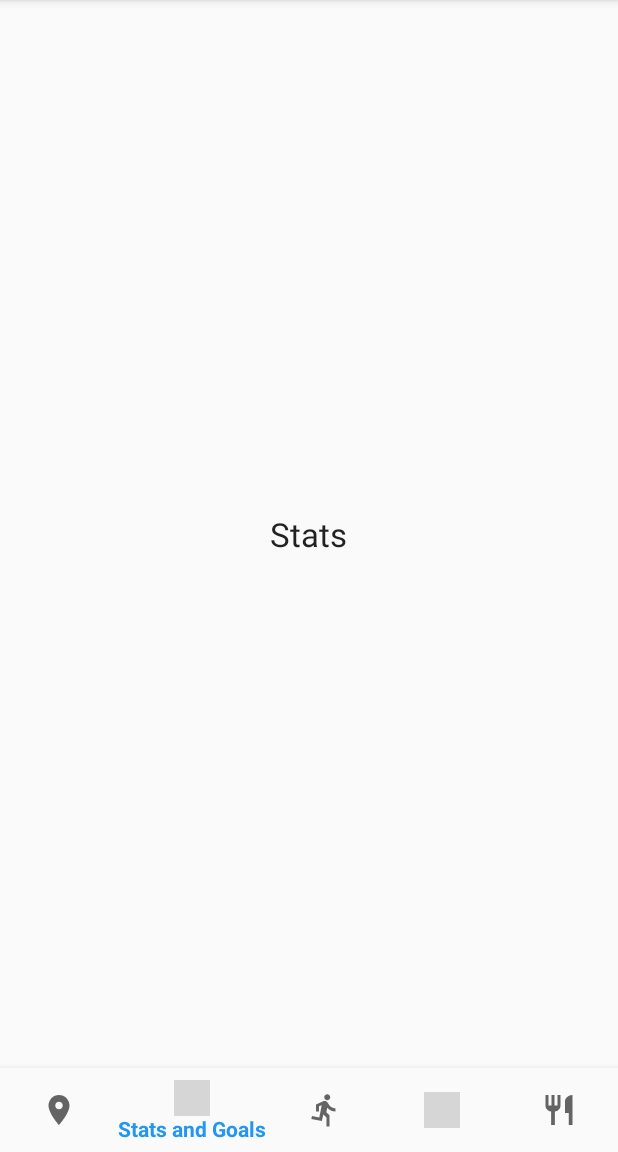
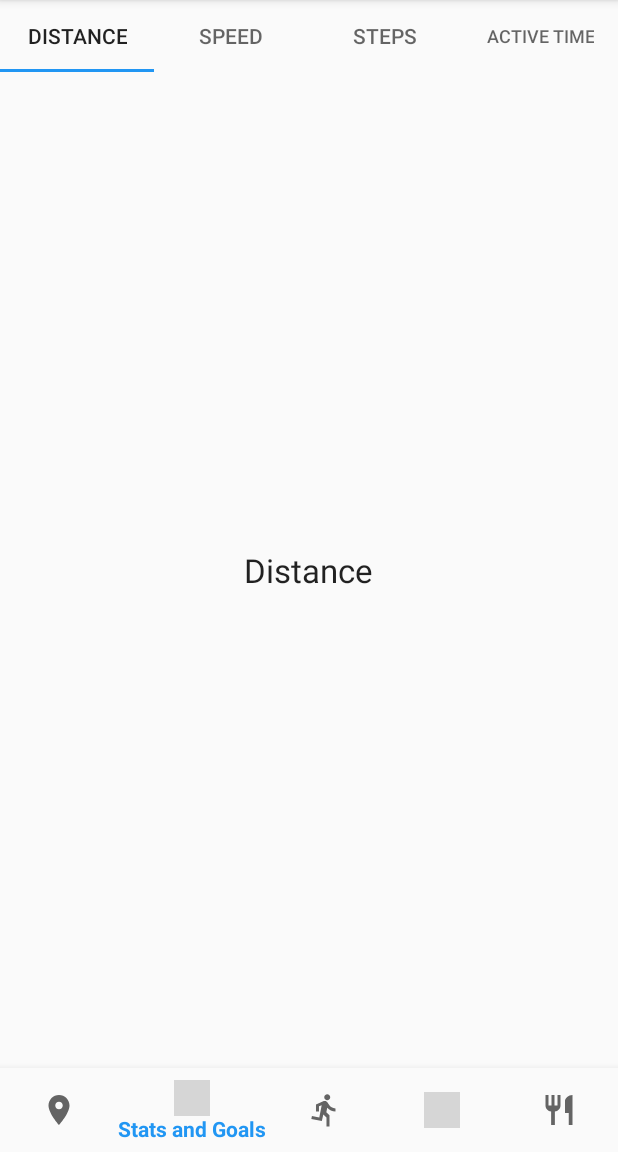
Before and after one commit to dedeco99/RunAway, an Android app: the screen it shows after launch (MainActivity), item 2 of the bottom bar chosen, on a phone screen of 412 x 824 dp, the part 84-1236 px from its top. Run offline under Robolectric (Android 15) with nearby library versions, the light colour scheme and no system bars; grey boxes are pictures that could not be loaded.

Commit message:
Added stats and goals base layout

```diff
--- a/app/build.gradle
+++ b/app/build.gradle
@@ -23,6 +23,7 @@ dependencies {
     implementation 'com.android.support:appcompat-v7:28.0.0'
     implementation 'com.android.support:design:28.0.0'
     implementation 'com.android.support.constraint:constraint-layout:1.1.3'
+    implementation 'com.android.support:support-v4:28.0.0'
     testImplementation 'junit:junit:4.12'
     androidTestImplementation 'com.android.support.test:runner:1.0.2'
     androidTestImplementation 'com.android.support.test.espresso:espresso-core:3.0.2'
--- /dev/null
+++ b/app/src/main/java/com/runaway/runaway/StatsDistanceFragment.java
@@ -0,0 +1,16 @@
+package com.runaway.runaway;
+
+
+import android.os.Bundle;
+import android.support.v4.app.Fragment;
+import android.view.LayoutInflater;
+import android.view.View;
+import android.view.ViewGroup;
+
+public class StatsDistanceFragment extends Fragment {
+    @Override
+    public View onCreateView(LayoutInflater inflater, ViewGroup container,  Bundle savedInstanceState) {
+        return inflater.inflate(R.layout.fragment_stats_distance, container, false);
+    }
+
+}
--- a/app/src/main/java/com/runaway/runaway/StatsFragment.java
+++ b/app/src/main/java/com/runaway/runaway/StatsFragment.java
@@ -2,7 +2,9 @@ package com.runaway.runaway;
 
 import android.os.Bundle;
 import android.support.annotation.Nullable;
+import android.support.design.widget.TabLayout;
 import android.support.v4.app.Fragment;
+import android.support.v4.view.ViewPager;
 import android.view.LayoutInflater;
 import android.view.View;
 import android.view.ViewGroup;
@@ -11,6 +13,21 @@ public class StatsFragment extends Fragment {
     @Nullable
     @Override
     public View onCreateView(LayoutInflater inflater, @Nullable ViewGroup container, @Nullable Bundle savedInstanceState) {
-        return inflater.inflate(R.layout.fragment_stats, null);
+        View view=inflater.inflate(R.layout.fragment_stats,container,false);
+
+        // Find the view pager that will allow the user to swipe between fragments
+        ViewPager viewPager = (ViewPager) view.findViewById(R.id.statsViewPager);
+
+        // Create an adapter that knows which fragment should be shown on each page
+        StatsPagerAdapter adapter = new StatsPagerAdapter(getActivity(), getChildFragmentManager());
+
+        // Set the adapter onto the view pager
+        viewPager.setAdapter(adapter);
+
+        // Give the TabLayout the ViewPager
+        TabLayout tabLayout = (TabLayout) view.findViewById(R.id.statsTabLayout);
+        tabLayout.setupWithViewPager(viewPager);
+
+        return view;
     }
 }
--- /dev/null
+++ b/app/src/main/java/com/runaway/runaway/StatsPagerAdapter.java
@@ -0,0 +1,49 @@
+package com.runaway.runaway;
+
+import android.content.Context;
+import android.support.v4.app.Fragment;
+import android.support.v4.app.FragmentManager;
+import android.support.v4.app.FragmentPagerAdapter;
+
+public class StatsPagerAdapter extends FragmentPagerAdapter {
+    private Context mContext;
+
+    public StatsPagerAdapter(Context context, FragmentManager fm) {
+        super(fm);
+        mContext = context;
+    }
+
+    @Override
+    public Fragment getItem(int position) {
+        if (position == 0) {
+            return new StatsDistanceFragment();
+        } else if (position == 1){
+            return new StatsSpeedFragment();
+        } else if (position == 2){
+            return new StatsDistanceFragment();
+        } else {
+            return new StatsDistanceFragment();
+        }
+    }
+
+    @Override
+    public int getCount() {
+        return 4;
+    }
+
+    @Override
+    public CharSequence getPageTitle(int position) {
+        switch (position) {
+            case 0:
+                return mContext.getString(R.string.title_stats_distance);
+            case 1:
+                return mContext.getString(R.string.title_stats_speed);
+            case 2:
+                return mContext.getString(R.string.title_stats_steps);
+            case 3:
+                return mContext.getString(R.string.title_stats_activetime);
+            default:
+                return null;
+        }
+    }
+}
--- /dev/null
+++ b/app/src/main/java/com/runaway/runaway/StatsSpeedFragment.java
@@ -0,0 +1,16 @@
+package com.runaway.runaway;
+
+
+import android.os.Bundle;
+import android.support.v4.app.Fragment;
+import android.view.LayoutInflater;
+import android.view.View;
+import android.view.ViewGroup;
+
+public class StatsSpeedFragment extends Fragment {
+    @Override
+    public View onCreateView(LayoutInflater inflater, ViewGroup container,  Bundle savedInstanceState) {
+        return inflater.inflate(R.layout.fragment_stats_speed, container, false);
+    }
+
+}
--- a/app/src/main/res/layout/fragment_stats.xml
+++ b/app/src/main/res/layout/fragment_stats.xml
@@ -1,14 +1,19 @@
 <?xml version="1.0" encoding="utf-8"?>
 <RelativeLayout xmlns:android="http://schemas.android.com/apk/res/android"
+    xmlns:app="http://schemas.android.com/apk/res-auto"
     android:layout_width="match_parent"
     android:layout_height="match_parent">
 
-    <TextView
-        android:layout_width="wrap_content"
+    <android.support.design.widget.TabLayout
+        android:id="@+id/statsTabLayout"
+        android:layout_width="match_parent"
         android:layout_height="wrap_content"
-        android:layout_centerHorizontal="true"
-        android:layout_centerVertical="true"
-        android:text="Stats"
-        android:textAppearance="@style/Base.TextAppearance.AppCompat.Large" />
+        app:tabIndicatorColor="@color/colorPrimary" />
+
+    <android.support.v4.view.ViewPager
+        android:id="@+id/statsViewPager"
+        android:layout_width="match_parent"
+        android:layout_height="match_parent"
+        android:layout_below="@id/statsTabLayout"/>
 
 </RelativeLayout>
--- /dev/null
+++ b/app/src/main/res/layout/fragment_stats_distance.xml
@@ -0,0 +1,14 @@
+<?xml version="1.0" encoding="utf-8"?>
+<RelativeLayout xmlns:android="http://schemas.android.com/apk/res/android"
+    android:layout_width="match_parent"
+    android:layout_height="match_parent">
+
+    <TextView
+        android:layout_width="wrap_content"
+        android:layout_height="wrap_content"
+        android:layout_centerHorizontal="true"
+        android:layout_centerVertical="true"
+        android:text="@string/title_stats_distance"
+        android:textAppearance="@style/Base.TextAppearance.AppCompat.Large" />
+
+</RelativeLayout>
--- /dev/null
+++ b/app/src/main/res/layout/fragment_stats_speed.xml
@@ -0,0 +1,14 @@
+<?xml version="1.0" encoding="utf-8"?>
+<RelativeLayout xmlns:android="http://schemas.android.com/apk/res/android"
+    android:layout_width="match_parent"
+    android:layout_height="match_parent">
+
+    <TextView
+        android:layout_width="wrap_content"
+        android:layout_height="wrap_content"
+        android:layout_centerHorizontal="true"
+        android:layout_centerVertical="true"
+        android:text="@string/title_stats_speed"
+        android:textAppearance="@style/Base.TextAppearance.AppCompat.Large" />
+
+</RelativeLayout>
--- a/app/src/main/res/values/strings.xml
+++ b/app/src/main/res/values/strings.xml
@@ -1,5 +1,6 @@
 <resources>
     <string name="app_name">RunAway</string>
+
     <string name="title_map">Map</string>
     <string name="title_full_map">Route Map</string>
     <string name="title_stats">Stats and Goals</string>
@@ -12,4 +13,9 @@
     <string name="title_full_meals">Nutrition Tracker</string>
     <string name="title_settings">Settings</string>
     <string name="title_full_settings">Settings</string>
+
+    <string name="title_stats_distance">Distance</string>
+    <string name="title_stats_speed">Speed</string>
+    <string name="title_stats_steps">Steps</string>
+    <string name="title_stats_activetime">Active Time</string>
 </resources>
```
